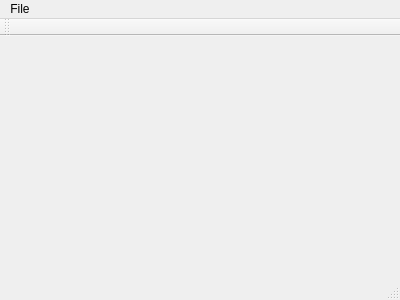
Above: mainwindow.ui from jackodirks/EpochTimeConverter before the change. Below: the same form after it.
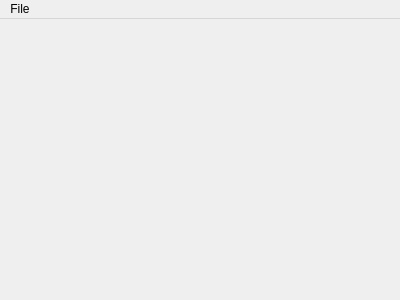
That is the form after the change.

What changed in the file:
```diff
--- a/mainwindow.ui
+++ b/mainwindow.ui
@@ -33,15 +33,6 @@
    </widget>
    <addaction name="menuFile"/>
   </widget>
-  <widget class="QToolBar" name="mainToolBar">
-   <attribute name="toolBarArea">
-    <enum>TopToolBarArea</enum>
-   </attribute>
-   <attribute name="toolBarBreak">
-    <bool>false</bool>
-   </attribute>
-  </widget>
-  <widget class="QStatusBar" name="statusBar"/>
   <action name="actionSwitch">
    <property name="text">
     <string>Switch</string>
```
